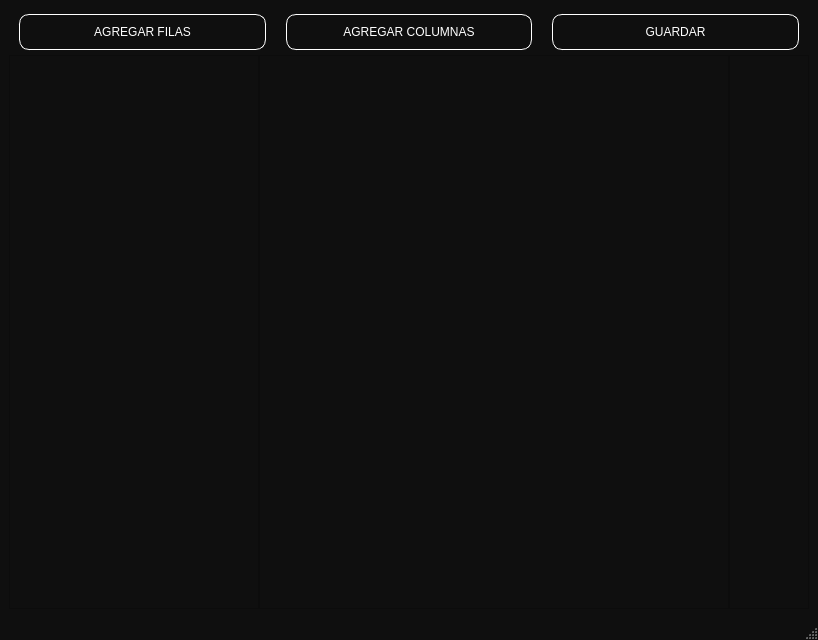
Qt form src/editor/game_editor.ui (fernandezfacu/Remake-Counter-Strike-2D) before a commit.
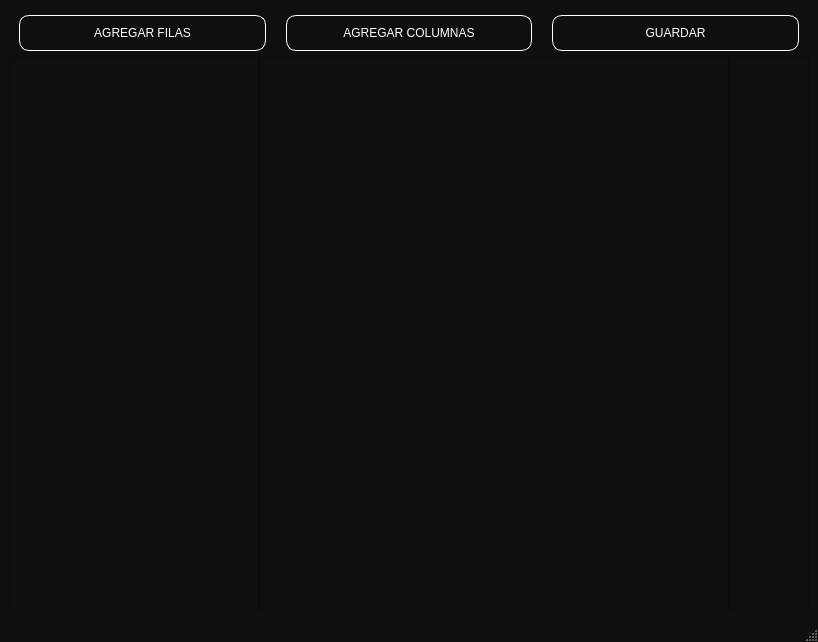
The same form after that commit. The open tabs and pages were chosen to show the change.

Commit message: changing file name and adding margin in grid layout

Diff of the .ui file:
```diff
--- a/src/editor/game_editor.ui
+++ b/src/editor/game_editor.ui
@@ -6,8 +6,8 @@
    <rect>
     <x>0</x>
     <y>0</y>
-    <width>800</width>
-    <height>600</height>
+    <width>818</width>
+    <height>642</height>
    </rect>
   </property>
   <property name="windowTitle">
```
Left out of the diff: 17 changed lines with no effect on the pictures. The commit also changes 4 other files.
